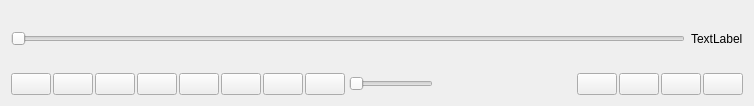
The window that control.ui (lcx-0504/UserInterfaceCoursework) describes before a commit, drawn with Qt 5.
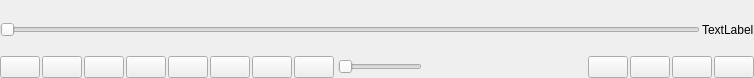
The same window after the commit. Icons and pictures are not drawn. Custom widgets are drawn as their Qt base class.

```diff
--- a/control.ui
+++ b/control.ui
@@ -7,7 +7,7 @@
     <x>0</x>
     <y>0</y>
     <width>754</width>
-    <height>106</height>
+    <height>78</height>
    </rect>
   </property>
   <property name="sizePolicy">
@@ -21,8 +21,20 @@
   </property>
   <layout class="QVBoxLayout" name="verticalLayout">
    <property name="spacing">
+    <number>2</number>
+   </property>
+   <property name="leftMargin">
+    <number>0</number>
+   </property>
+   <property name="topMargin">
     <number>6</number>
    </property>
+   <property name="rightMargin">
+    <number>0</number>
+   </property>
+   <property name="bottomMargin">
+    <number>0</number>
+   </property>
    <item>
     <layout class="QHBoxLayout" name="horizontalLayout_2">
      <item>
@@ -54,7 +66,12 @@
       </widget>
      </item>
      <item>
-      <widget class="QLabel" name="TimeLable">
+      <widget class="QLabel" name="TimeLabel">
+       <property name="font">
+        <font>
+         <family>Arial</family>
+        </font>
+       </property>
        <property name="text">
         <string>TextLabel</string>
        </property>
@@ -311,7 +328,7 @@
           <property name="sizeHint" stdset="0">
            <size>
             <width>40</width>
-            <height>20</height>
+            <height>0</height>
            </size>
           </property>
          </spacer>
@@ -327,7 +344,7 @@
        <property name="sizeHint" stdset="0">
         <size>
          <width>0</width>
-         <height>20</height>
+         <height>0</height>
         </size>
        </property>
       </spacer>
```
